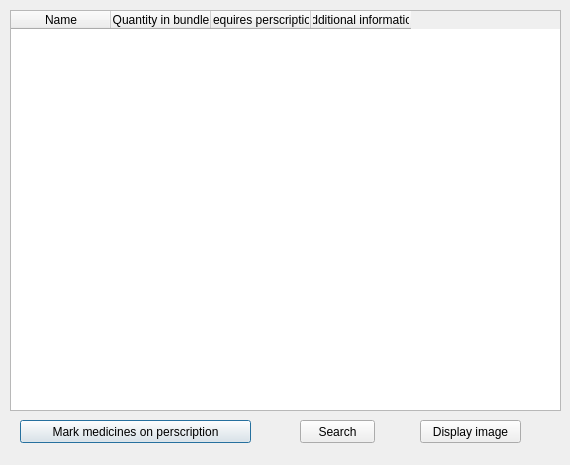
This is Pharmacy/medicines/medicinesform.ui in kokos34/Pharmacy as Qt 5 draws it before an edit. The edited form follows.
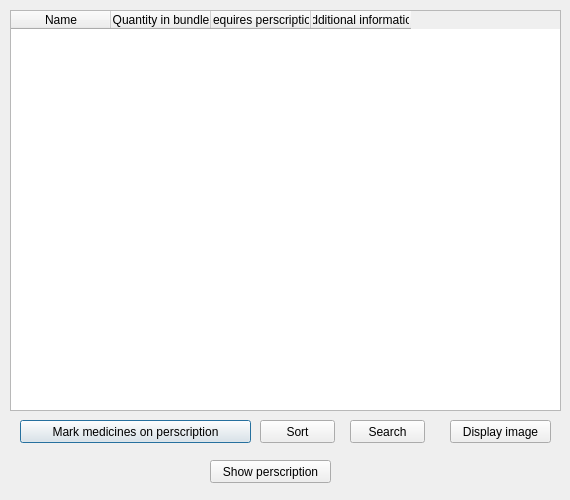
This is the edited form.

```diff
--- a/Pharmacy/medicines/medicinesform.ui
+++ b/Pharmacy/medicines/medicinesform.ui
@@ -7,19 +7,19 @@
     <x>0</x>
     <y>0</y>
     <width>570</width>
-    <height>465</height>
+    <height>500</height>
    </rect>
   </property>
   <property name="minimumSize">
    <size>
     <width>570</width>
-    <height>465</height>
+    <height>500</height>
    </size>
   </property>
   <property name="maximumSize">
    <size>
     <width>570</width>
-    <height>465</height>
+    <height>500</height>
    </size>
   </property>
   <property name="windowTitle">
@@ -71,7 +71,7 @@
   <widget class="QPushButton" name="searchButton">
    <property name="geometry">
     <rect>
-     <x>300</x>
+     <x>350</x>
      <y>420</y>
      <width>75</width>
      <height>23</height>
@@ -84,7 +84,7 @@
   <widget class="QPushButton" name="displayImage">
    <property name="geometry">
     <rect>
-     <x>420</x>
+     <x>450</x>
      <y>420</y>
      <width>101</width>
      <height>23</height>
@@ -94,6 +94,32 @@
     <string>Display image</string>
    </property>
   </widget>
+  <widget class="QPushButton" name="sortButton">
+   <property name="geometry">
+    <rect>
+     <x>260</x>
+     <y>420</y>
+     <width>75</width>
+     <height>23</height>
+    </rect>
+   </property>
+   <property name="text">
+    <string>Sort</string>
+   </property>
+  </widget>
+  <widget class="QPushButton" name="showPerscription">
+   <property name="geometry">
+    <rect>
+     <x>210</x>
+     <y>460</y>
+     <width>121</width>
+     <height>23</height>
+    </rect>
+   </property>
+   <property name="text">
+    <string>Show perscription</string>
+   </property>
+  </widget>
  </widget>
  <resources/>
  <connections/>
```
